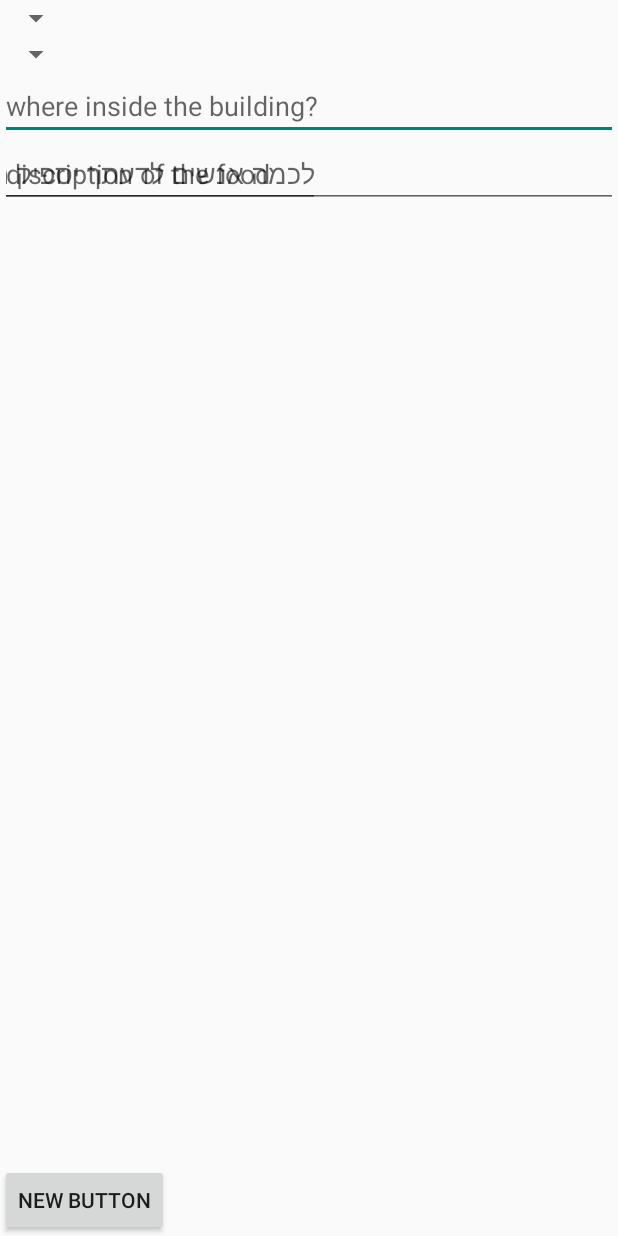
After one commit to reemhalamish/h15_client_FreeFoodApp, an Android app: the layout activity_add_food.xml on its own in the app's theme, with its tools: preview values and no code run, on a phone screen of 412 x 824 dp. The commit adds this screen. Run offline under Robolectric (Android 15) with nearby library versions, the phone set to English and light mode, and no system bars.

Commit message:
viewing the foods working :)  now starting to work at cretaing foods..

```diff
--- a/app/src/main/AndroidManifest.xml
+++ b/app/src/main/AndroidManifest.xml
@@ -18,11 +18,6 @@
         android:icon="@drawable/ic_launcher"
         android:label="@string/app_name"
         android:theme="@style/AppTheme" >
-        <activity
-            android:name=".LoginActivity"
-            android:label="@string/app_name"
-            android:windowSoftInputMode="adjustResize|stateHidden" >
-        </activity>
         <activity android:name=".ChooseFoodActivity">
             <intent-filter>
                 <action android:name="android.intent.action.MAIN" />
--- /dev/null
+++ b/app/src/main/res/layout/activity_add_food.xml
@@ -0,0 +1,59 @@
+<?xml version="1.0" encoding="utf-8"?>
+<RelativeLayout xmlns:android="http://schemas.android.com/apk/res/android"
+    android:layout_width="match_parent" android:layout_height="match_parent">
+
+    <Spinner
+        android:layout_width="wrap_content"
+        android:layout_height="wrap_content"
+        android:id="@+id/activityAddFood_spn_pictures"
+        android:layout_alignParentTop="true"
+        android:layout_alignParentLeft="true"
+        android:layout_alignParentStart="true" />
+
+    <Spinner
+        android:layout_width="wrap_content"
+        android:layout_height="wrap_content"
+        android:id="@+id/activityAddFood_spn_building"
+        android:layout_below="@+id/activityAddFood_spn_pictures"
+        android:layout_alignParentLeft="true"
+    />
+
+    <EditText
+        android:layout_width="fill_parent"
+        android:layout_height="wrap_content"
+        android:hint="@string/ActivityAddFood_insideBuildingHint"
+        android:id="@+id/activityAddFood_edt_inside_building"
+        android:layout_below="@+id/activityAddFood_spn_building"
+        android:layout_alignParentLeft="true"
+     />
+
+    <EditText
+        android:layout_width="fill_parent"
+        android:layout_height="wrap_content"
+        android:id="@+id/description"
+        android:hint="@string/ActivityAddFood_description_hint"
+        android:layout_below="@+id/activityAddFood_edt_inside_building"
+        android:layout_alignParentLeft="true"
+    />
+
+    <EditText
+        android:layout_width="wrap_content"
+        android:layout_height="wrap_content"
+        android:inputType="number"
+        android:ems="10"
+        android:id="@+id/editText3"
+        android:hint="@string/ActivityAddFood_num_people_hint"
+        android:layout_below="@+id/activityAddFood_edt_inside_building"
+        android:layout_alignParentLeft="true"
+        android:layout_alignParentStart="true"
+        android:layout_marginBottom="107dp" />
+
+    <Button
+        android:layout_width="wrap_content"
+        android:layout_height="wrap_content"
+        android:text="New Button"
+        android:id="@+id/button"
+        android:layout_alignParentBottom="true"
+        android:layout_toRightOf="@+id/editText"
+        android:layout_toEndOf="@+id/editText" />
+</RelativeLayout>
--- a/app/src/main/res/layout/choose_food_one_row.xml
+++ b/app/src/main/res/layout/choose_food_one_row.xml
@@ -6,6 +6,7 @@
     <ImageView
         android:layout_width="wrap_content"
         android:layout_height="wrap_content"
+        android:src="@drawable/pizza"
         android:id="@+id/choose_food_picture" />
 
     <TextView
--- a/app/src/main/res/values/strings.xml
+++ b/app/src/main/res/values/strings.xml
@@ -1,3 +1,6 @@
 <resources>
     <string name="app_name">Free Food</string>
+    <string name="ActivityAddFood_insideBuildingHint">where inside the building?</string>
+    <string name="ActivityAddFood_description_hint">discription of the food</string>
+    <string name="ActivityAddFood_num_people_hint">לכמה אנשים לדעתך יספיק האוכל?</string>
 </resources>
```
Also changed, not shown: app/src/main/java/il/ac/huji/freefood/AddFoodActivity.java (added, +11 -0 lines), app/src/main/java/il/ac/huji/freefood/ChooseFoodActivity.java (+8 -6 lines), app/src/main/java/il/ac/huji/freefood/ChooseFoodActivityAdapter.java (+10 -5 lines), app/src/main/java/il/ac/huji/freefood/FoodListItem.java (+1 -11 lines), app/src/main/java/il/ac/huji/freefood/LoginActivity.java (deleted, +0 -64 lines), app/src/main/java/il/ac/huji/freefood/SingletonFoodList.java (added, +27 -0 lines).
